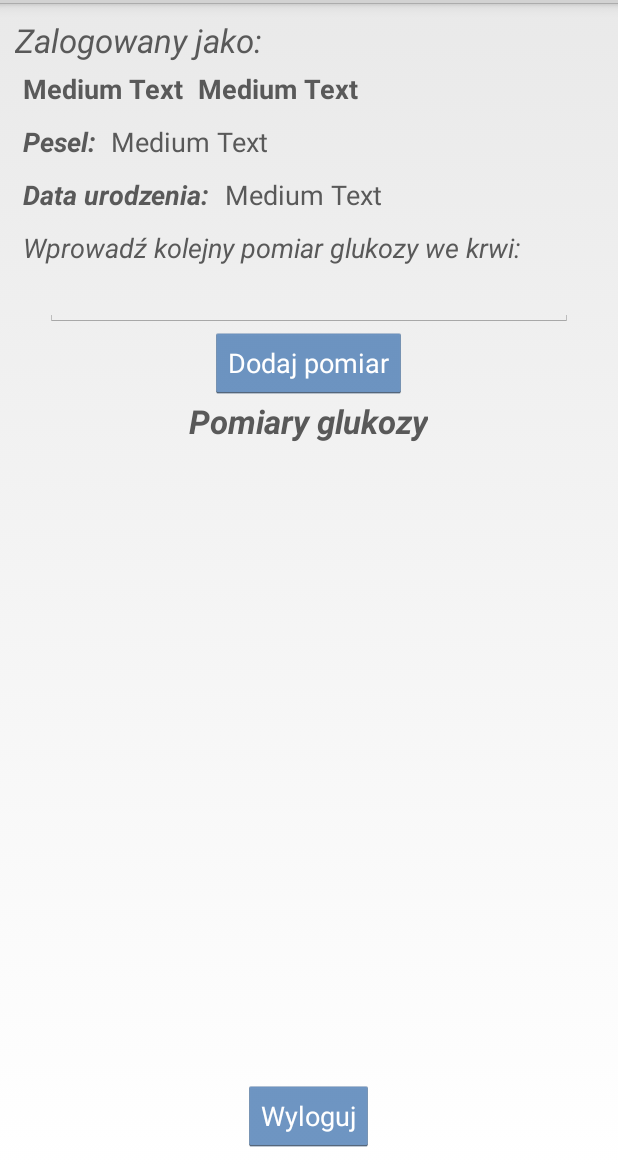
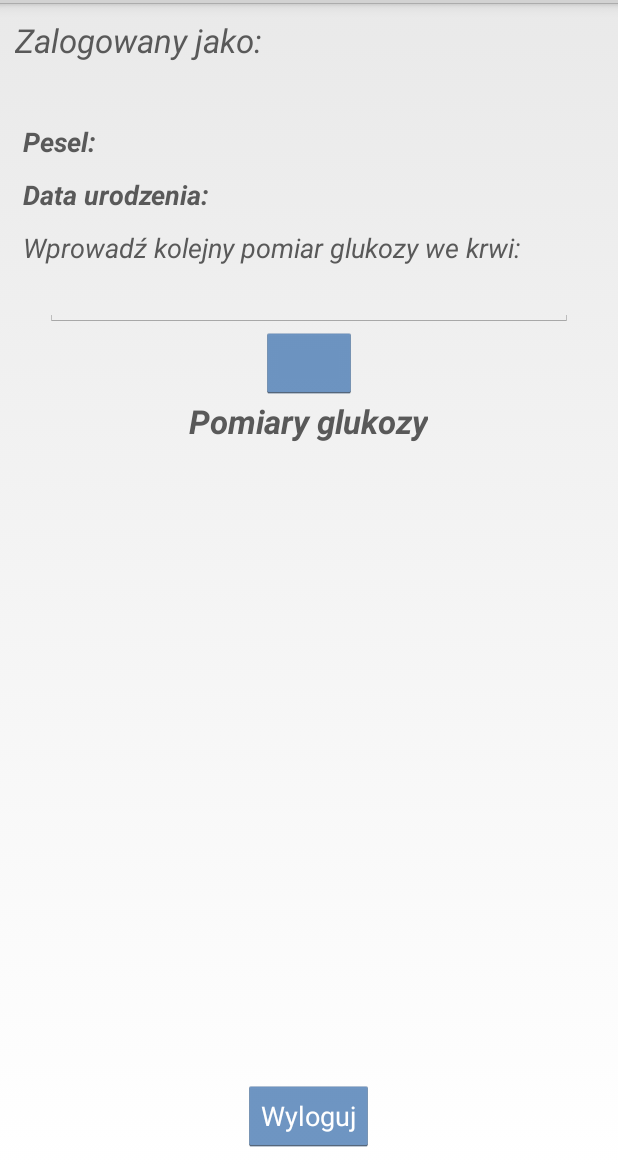
Before and after one commit to Niespo/android-ccnx-for-diabetics, an Android app: the PatientActivity screen opened directly, with no data from a screen before it, on a phone screen of 412 x 824 dp, the part 69-1236 px from its top. Run offline under Robolectric (Android 15) with nearby library versions, the phone set to English and light mode, and no system bars; libraries missing offline, so code that uses them is left out: io.realm, org.apache.commons; 2 statements that could not run were skipped.

Commit message:
fix error in patient_activity.xml

```diff
--- a/app/src/main/res/layout/patient_activity.xml
+++ b/app/src/main/res/layout/patient_activity.xml
@@ -9,8 +9,8 @@
             android:layout_width="wrap_content"
             android:layout_height="wrap_content"
             android:textAppearance="?android:attr/textAppearanceLarge"
-            android:text="Zalogowany jako:"
-            android:id="@+id/textView" android:textStyle="italic" android:textColor="#ff595959"/>
+            android:text="@string/PATIENT_ACTIVITY_LOGGED_AS"
+       android:textStyle="italic" android:textColor="#ff595959"/>
     <LinearLayout
             android:orientation="horizontal"
             android:layout_width="match_parent"
@@ -19,14 +19,12 @@
                 android:layout_width="wrap_content"
                 android:layout_height="wrap_content"
                 android:textAppearance="?android:attr/textAppearanceMedium"
-                android:text="Medium Text"
                 android:id="@+id/firstname" android:layout_marginRight="10dp" android:textStyle="bold"
                 android:textColor="#ff595959"/>
         <TextView
                 android:layout_width="wrap_content"
                 android:layout_height="wrap_content"
                 android:textAppearance="?android:attr/textAppearanceMedium"
-                android:text="Medium Text"
                 android:id="@+id/surname" android:textStyle="bold" android:textColor="#ff595959"/>
     </LinearLayout>
 
@@ -38,14 +36,13 @@
                 android:layout_width="wrap_content"
                 android:layout_height="wrap_content"
                 android:textAppearance="?android:attr/textAppearanceMedium"
-                android:text="Pesel:"
+                android:text="@string/USER_ACTIVITY_PESEL_TEXT"
                 android:id="@+id/textView2" android:layout_marginRight="10dp" android:textStyle="bold|italic"
                 android:textColor="#ff595959"/>
         <TextView
                 android:layout_width="wrap_content"
                 android:layout_height="wrap_content"
                 android:textAppearance="?android:attr/textAppearanceMedium"
-                android:text="Medium Text"
                 android:id="@+id/peselId" android:textColor="#ff595959"/>
     </LinearLayout>
     <LinearLayout
@@ -56,14 +53,13 @@
                 android:layout_width="wrap_content"
                 android:layout_height="wrap_content"
                 android:textAppearance="?android:attr/textAppearanceMedium"
-                android:text="Data urodzenia:"
+                android:text="@string/USER_ACTIVITY_BIRTH_DATE_TEXT"
                 android:id="@+id/textView3" android:layout_marginRight="10dp" android:textStyle="bold|italic"
                 android:textColor="#ff595959"/>
         <TextView
                 android:layout_width="wrap_content"
                 android:layout_height="wrap_content"
                 android:textAppearance="?android:attr/textAppearanceMedium"
-                android:text="Medium Text"
                 android:id="@+id/birthDate" android:textColor="#ff595959"/>
     </LinearLayout>
 
@@ -71,8 +67,8 @@
             android:layout_width="wrap_content"
             android:layout_height="wrap_content"
             android:textAppearance="?android:attr/textAppearanceMedium"
-            android:text="Wprowadź kolejny pomiar glukozy we krwi:"
-            android:id="@+id/textView4" android:padding="5dp" android:textStyle="italic" android:textColor="#ff595959"/>
+            android:text="@string/USER_ACTIVITY_TYPE_GLUCOSE_MEASURMENT_TEXT"
+      android:padding="5dp" android:textStyle="italic" android:textColor="#ff595959"/>
     <EditText
             android:layout_width="match_parent"
             android:layout_height="wrap_content"
@@ -80,18 +76,17 @@
             android:ems="10"
             android:id="@+id/patient_current_measurement" android:layout_gravity="center_horizontal"
             android:padding="5dp" android:layout_marginLeft="20dp" android:layout_marginRight="20dp"
-            android:onClick="assignPatient"/>
+            />
     <Button
             android:layout_width="wrap_content"
             android:layout_height="wrap_content"
-            android:text="Dodaj pomiar"
-            android:id="@+id/button" android:layout_gravity="center_horizontal" android:onClick="addMeasurement"
+             android:layout_gravity="center_horizontal" android:onClick="addMeasurement"
             android:textColor="#ffffffff"/>
     <TextView
             android:layout_width="wrap_content"
             android:layout_height="wrap_content"
             android:textAppearance="?android:attr/textAppearanceLarge"
-            android:text="Pomiary glukozy"
+            android:text="@string/PATIENT_ACTIVITY_GLUCOSE_MEASUREMENTS"
             android:id="@+id/textView5" android:layout_gravity="center_horizontal" android:textStyle="bold|italic"
             android:textColor="#ff595959"/>
     <ListView
@@ -99,6 +94,6 @@
             android:layout_height="180dp"
             android:id="@+id/patient_measurements" android:layout_weight="0.75"/>
     <Button android:layout_width="wrap_content" android:layout_height="wrap_content" android:text="Wyloguj"
-            android:id="@+id/button2222" android:layout_gravity="center_horizontal" android:onClick="logoutUser"
+             android:layout_gravity="center_horizontal" android:onClick="logoutUser"
             android:textColor="#ffffffff"/>
 </LinearLayout>
--- a/app/src/main/res/values/strings.xml
+++ b/app/src/main/res/values/strings.xml
@@ -43,5 +43,8 @@
     <string name="MEASUREMENT_ACTIVITY_CLOSE_TEXT">Zamknij</string>
     <string name="TOAST_MESSAGE_LOGGED_AS_DOCTOR">Zalogowany jako lekarz!</string>
     <string name="TOAST_MESSAGE_LOGGED_AS_PATIENT">Zalogowany jako pacjent!</string>
+    <string name="PATIENT_ACTIVITY_LOGGED_AS">Zalogowany jako:</string>
+    <string name="USER_ACTIVITY_TYPE_GLUCOSE_MEASURMENT_TEXT">Wprowadź kolejny pomiar glukozy we krwi:</string>
+    <string name="PATIENT_ACTIVITY_GLUCOSE_MEASUREMENTS">Pomiary glukozy</string>
 
 </resources>
```
